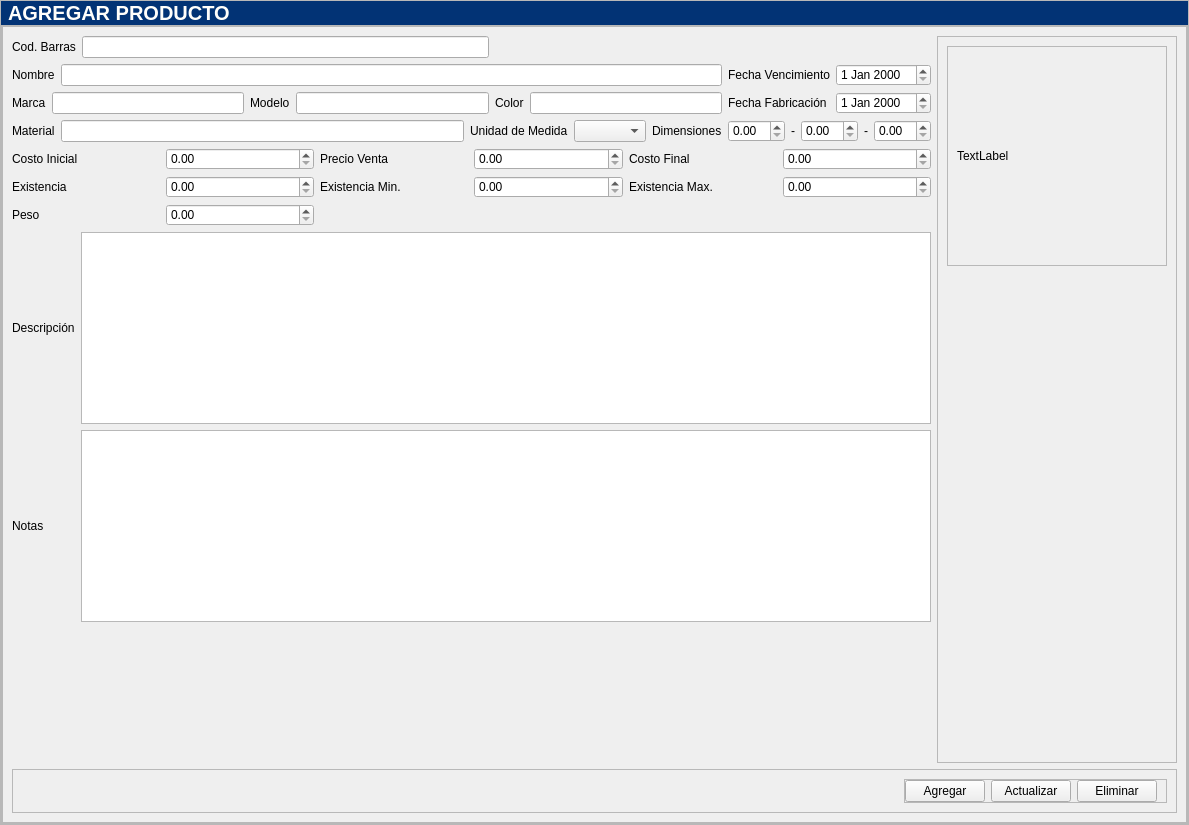
Old version of the form app/View/UserInterfaceUi/UI_AGREGARPRODUCTO.ui in the repository LAngelVp/software-punto-de-venta.
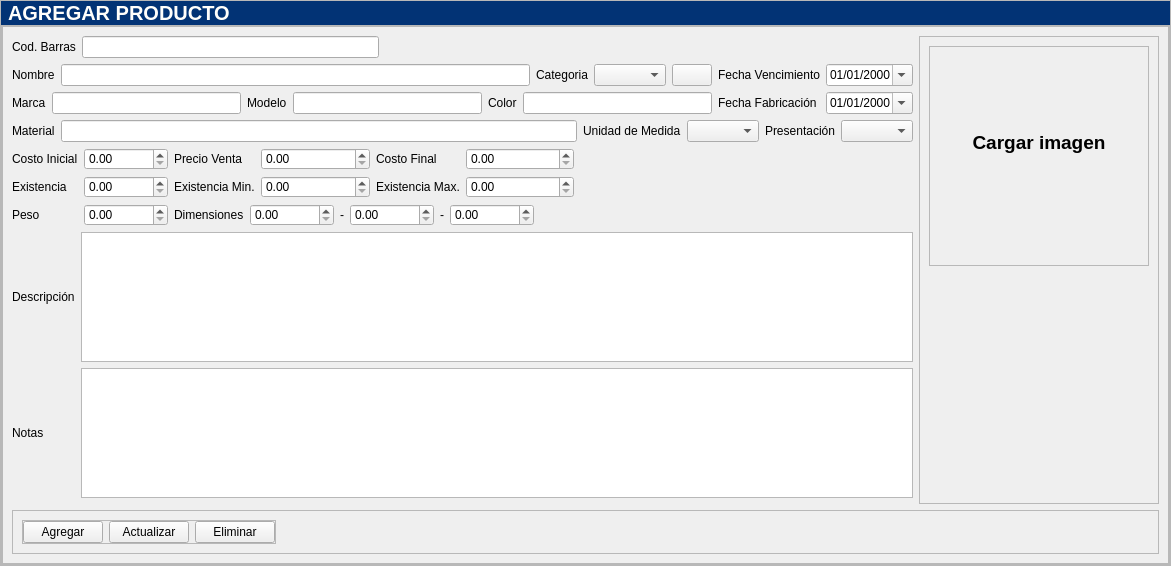
New version of the form. Icons and pictures are not drawn.

The edit to the form file:
```diff
--- a/app/View/UserInterfaceUi/UI_AGREGARPRODUCTO.ui
+++ b/app/View/UserInterfaceUi/UI_AGREGARPRODUCTO.ui
@@ -6,8 +6,8 @@
    <rect>
     <x>0</x>
     <y>0</y>
-    <width>1189</width>
-    <height>825</height>
+    <width>1171</width>
+    <height>566</height>
    </rect>
   </property>
   <property name="windowTitle">
@@ -42,7 +42,9 @@
 border-bottom:  1px solid #787878;
 border-radius: 3px;
 background: #F5F5F5;
-min-width:150px;
+min-width:100px;
+font-size: 14px;
+font-family:&quot;Arial&quot;;
 }
 [objectName*=&quot;txt&quot;]:hover{
 border-bottom:  2px solid #023375;
@@ -53,8 +55,37 @@
 [objectName*=&quot;txtlargo&quot;]{
 max-height:100px;
 }
-
-
+[objectName*=&quot;btn_btn&quot;]{
+border:none;
+font-size:14px;
+font-family:&quot;Arial&quot;;
+font-weight:bold;
+padding: 5px;
+background: #00619a;
+color: #fffefb;
+border-radius: 4px;
+}
+#btn_btn_agregar_categoria{
+padding: 3px;
+}
+[objectName*=&quot;btn_btn&quot;]:hover{
+background:#2196F3;
+}
+[objectName*=&quot;btn_btn&quot;]:pressed{
+background:#1B80D0;
+}
+#btn_btn_agregar_producto:hover{
+background:#68a67d;
+}
+#btn_btn_agregar_producto:pressed{
+background:#578B69;
+}
+#btn_btn_eliminar_producto:hover{
+background:#ee1d52;
+}
+#btn_btn_eliminar_producto:pressed{
+background:#B13636;
+}
 
 
 [objectName*=&quot;cajaOpciones&quot;]{
@@ -63,8 +94,9 @@
 borde-radius: 3px;
 padding: 2px;
 background-color: #F5F5F5;
-font-size: 12px;
-min-width:
+font-size: 14px;
+min-width: 200px;
+font-family:&quot;Arial&quot;;
 }
 [objectName*=&quot;cajaOpciones&quot;]::drop-down{
 subcontrol-origin: padding;
@@ -82,7 +114,49 @@
 padding-left:5px;
 padding-right:5px;
 }
-</string>
+[objectName*=&quot;decimal&quot;]{
+min-width:100px;
+background: #F5F5F5;
+borde:none;
+border-radius: 2px;
+border-bottom: 1px solid #787878;
+padding: 0px 2px;
+font-size: 14px;
+font-family: &quot;Arial&quot;;
+}
+[objectName*=&quot;decimal&quot;]:focus{
+border-bottom: 2px solid #023375;
+}
+
+
+[objectName*=&quot;fecha_&quot;]{
+border: none;
+border-bottom: 1px solid #3b3c3d;
+border-radius: 5px;
+padding: 2px;
+background-color: #f5f4f1;
+font-size: 14px;
+width:87px;
+}
+*[objectName*=&quot;fecha_&quot;]::drop-down{
+subcontrol-origin: padding;
+subcontrol-position: top right;
+padding-right:5px;
+width: 20%;
+border-left-width: 1px;
+borde-radius: 5px;
+background-color: #f5f4f1;
+}
+*[objectName*=&quot;fecha_&quot;]::down-arrow{
+image: url(:/Icons/Bootstrap/calendar2-date.svg);
+width: 17%;
+height: 17%;
+padding-left:5px;
+padding-right:5px;
+}
+*[objectName*=&quot;fecha_&quot;]::focus{
+border-bottom: 2px solid #00668c;
+}</string>
   </property>
   <layout class="QGridLayout" name="gridLayout">
    <property name="leftMargin">
@@ -165,12 +239,12 @@
              <rect>
               <x>0</x>
               <y>0</y>
-              <width>1183</width>
-              <height>795</height>
+              <width>1165</width>
+              <height>536</height>
              </rect>
             </property>
             <layout class="QGridLayout" name="gridLayout_8">
-             <item row="0" column="0" colspan="2">
+             <item row="0" column="0">
               <layout class="QHBoxLayout" name="horizontalLayout">
                <item>
                 <widget class="QLabel" name="etiqueta_codBarras">
@@ -224,8 +298,23 @@
                   <layout class="QGridLayout" name="gridLayout_2">
                    <item row="0" column="0">
                     <widget class="QLabel" name="etiqueta_fotoProducto">
+                     <property name="cursor">
+                      <cursorShape>PointingHandCursor</cursorShape>
+                     </property>
+                     <property name="frameShape">
+                      <enum>QFrame::NoFrame</enum>
+                     </property>
+                     <property name="frameShadow">
+                      <enum>QFrame::Plain</enum>
+                     </property>
                      <property name="text">
-                      <string>TextLabel</string>
+                      <string>&lt;html&gt;&lt;head/&gt;&lt;body&gt;&lt;p align=&quot;center&quot;&gt;&lt;span style=&quot; font-size:14pt; font-weight:600;&quot;&gt;Cargar imagen&lt;/span&gt;&lt;/p&gt;&lt;p align=&quot;center&quot;&gt;&lt;img src=&quot;:/Icons/IconosSVG/subir_imagen.png&quot; width=&quot;80&quot;, height=&quot;70&quot;/&gt;&lt;/p&gt;&lt;/body&gt;&lt;/html&gt;</string>
+                     </property>
+                     <property name="textFormat">
+                      <enum>Qt::AutoText</enum>
+                     </property>
+                     <property name="scaledContents">
+                      <bool>true</bool>
                      </property>
                     </widget>
                    </item>
@@ -260,6 +349,34 @@
                <item>
                 <widget class="QLineEdit" name="txt_nombreProducto"/>
                </item>
+               <item>
+                <layout class="QHBoxLayout" name="horizontalLayout_7">
+                 <item>
+                  <widget class="QLabel" name="etiqueta_categoriaProducto">
+                   <property name="text">
+                    <string>Categoria</string>
+                   </property>
+                  </widget>
+                 </item>
+                 <item>
+                  <widget class="QComboBox" name="cajaOpciones_categoriaProducto"/>
+                 </item>
+                 <item>
+                  <widget class="QPushButton" name="btn_btn_agregar_categoria">
+                   <property name="cursor">
+                    <cursorShape>PointingHandCursor</cursorShape>
+                   </property>
+                   <property name="text">
+                    <string/>
+                   </property>
+                   <property name="icon">
+                    <iconset resource="../../Source/iconosSVG.qrc">
+                     <normaloff>:/iconosBlancos/Icons/iconos/Blanco/agregar_blanco.svg</normaloff>:/iconosBlancos/Icons/iconos/Blanco/agregar_blanco.svg</iconset>
+                   </property>
+                  </widget>
+                 </item>
+                </layout>
+               </item>
               </layout>
              </item>
              <item row="1" column="1" rowspan="2">
@@ -272,7 +389,26 @@
                 </widget>
                </item>
                <item row="0" column="1">
-                <widget class="QDateEdit" name="fecha_vencimientoProducto"/>
+                <widget class="QDateEdit" name="fecha_vencimientoProducto">
+                 <property name="wrapping">
+                  <bool>false</bool>
+                 </property>
+                 <property name="frame">
+                  <bool>true</bool>
+                 </property>
+                 <property name="buttonSymbols">
+                  <enum>QAbstractSpinBox::UpDownArrows</enum>
+                 </property>
+                 <property name="correctionMode">
+                  <enum>QAbstractSpinBox::CorrectToPreviousValue</enum>
+                 </property>
+                 <property name="displayFormat">
+                  <string>dd/MM/yyyy</string>
+                 </property>
+                 <property name="calendarPopup">
+                  <bool>true</bool>
+                 </property>
+                </widget>
                </item>
                <item row="1" column="0">
                 <widget class="QLabel" name="etiqueta_fechaFabricacion">
@@ -282,7 +418,14 @@
                 </widget>
                </item>
                <item row="1" column="1">
-                <widget class="QDateEdit" name="fecha_fabricacionProducto"/>
+                <widget class="QDateEdit" name="fecha_fabricacionProducto">
+                 <property name="displayFormat">
+                  <string>dd/MM/yyyy</string>
+                 </property>
+                 <property name="calendarPopup">
+                  <bool>true</bool>
+                 </property>
+                </widget>
                </item>
               </layout>
              </item>
@@ -347,115 +490,14 @@
                 </widget>
                </item>
                <item>
-                <layout class="QHBoxLayout" name="horizontalLayout_4">
-                 <item>
-                  <widget class="QLabel" name="etiqueta_dimensiones">
-                   <property name="text">
-                    <string>Dimensiones</string>
-                   </property>
-                  </widget>
-                 </item>
-                 <item>
-                  <widget class="QDoubleSpinBox" name="decimal_largoDimensiones"/>
-                 </item>
-                 <item>
-                  <widget class="QLabel" name="etiqueta_espacioDimensiones">
-                   <property name="text">
-                    <string>-</string>
-                   </property>
-                  </widget>
-                 </item>
-                 <item>
-                  <widget class="QDoubleSpinBox" name="decimal_altoDimensiones"/>
-                 </item>
-                 <item>
-                  <widget class="QLabel" name="etiqueta_espacioDimensiones_2">
-                   <property name="text">
-                    <string>-</string>
-                   </property>
-                  </widget>
-                 </item>
-                 <item>
-                  <widget class="QDoubleSpinBox" name="decimal_anchoDimensiones"/>
-                 </item>
-                </layout>
-               </item>
-              </layout>
-             </item>
-             <item row="4" column="0" colspan="2">
-              <layout class="QGridLayout" name="gridLayout_5" columnstretch="0,0,0,0,0,0">
-               <property name="sizeConstraint">
-                <enum>QLayout::SetMinimumSize</enum>
-               </property>
-               <item row="0" column="0">
-                <widget class="QLabel" name="etiqueta_costoInicialProducto">
+                <widget class="QLabel" name="etiqueta_presentacionProducto">
                  <property name="text">
-                  <string>Costo Inicial</string>
+                  <string>Presentación</string>
                  </property>
                 </widget>
                </item>
-               <item row="0" column="1">
-                <widget class="QDoubleSpinBox" name="decimal_costoInicialProducto"/>
-               </item>
-               <item row="0" column="2">
-                <widget class="QLabel" name="etiqueta_precioVentaProducto">
-                 <property name="text">
-                  <string>Precio Venta</string>
-                 </property>
-                </widget>
-               </item>
-               <item row="0" column="3">
-                <widget class="QDoubleSpinBox" name="decimal_percioVentaProducto"/>
-               </item>
-               <item row="0" column="4">
-                <widget class="QLabel" name="etiqueta_costoFinalProducto">
-                 <property name="text">
-                  <string>Costo Final</string>
-                 </property>
-                </widget>
-               </item>
-               <item row="0" column="5">
-                <widget class="QDoubleSpinBox" name="decimal_costoFinalProducto"/>
-               </item>
-               <item row="1" column="0">
-                <widget class="QLabel" name="etiqueta_existenciaProducto">
-                 <property name="text">
-                  <string>Existencia</string>
-                 </property>
-                </widget>
-               </item>
-               <item row="1" column="1">
-                <widget class="QDoubleSpinBox" name="decimal_existenciaProducto"/>
-               </item>
-               <item row="1" column="2">
-                <widget class="QLabel" name="etiqueta_existenciaMinProducto">
-                 <property name="text">
-                  <string>Existencia Min.</string>
-                 </property>
-                </widget>
-               </item>
-               <item row="1" column="3">
-                <widget class="QDoubleSpinBox" name="decimal_existenciaMinProducto"/>
-               </item>
-               <item row="1" column="4">
-                <widget class="QLabel" name="etiqueta_existenciaMaxProducto">
-                 <property name="text">
-                  <string>Existencia Max.</string>
-                 </property>
-                </widget>
-               </item>
-               <item row="1" column="5">
-                <widget class="QDoubleSpinBox" name="decimal_existenciaMaxProducto"/>
-               </item>
-               <item row="2" column="0">
-                <widget class="QLabel" name="etiqueta_pesoProducto">
-                 <property name="text">
-                  <string>Peso</string>
-                 </property>
-                </widget>
-               </item>
-               <item row="2" column="1">
-                <widget class="QDoubleSpinBox" name="decimal_pesoProducto"/>
+               <item>
+                <widget class="QComboBox" name="cajaOpciones_presentacionProducto"/>
                </item>
               </layout>
              </item>
@@ -481,8 +523,8 @@
                 <enum>QFrame::Raised</enum>
                </property>
                <layout class="QGridLayout" name="gridLayout_7">
-                <item row="0" column="0" alignment="Qt::AlignRight">
-                 <widget class="QFrame" name="frame_2">
+                <item row="0" column="0" alignment="Qt::AlignLeft">
+                 <widget class="QFrame" name="contenedor_botones">
                   <property name="frameShape">
                    <enum>QFrame::StyledPanel</enum>
                   </property>
@@ -496,6 +538,9 @@
                    <property name="topMargin">
                     <number>0</number>
                    </property>
+                   <property name="rightMargin">
+                    <number>0</number>
+                   </property>
                    <property name="bottomMargin">
                     <number>0</number>
                    </property>
@@ -526,6 +571,213 @@
                </layout>
               </widget>
              </item>
+             <item row="4" column="0" colspan="2">
+              <layout class="QGridLayout" name="gridLayout_5" columnstretch="0,0,0,0,0,0,0">
+               <property name="sizeConstraint">
+                <enum>QLayout::SetMinimumSize</enum>
+               </property>
+               <item row="1" column="1">
+                <widget class="QDoubleSpinBox" name="decimal_existenciaProducto">
+                 <property name="maximum">
+                  <double>10000000000.000000000000000</double>
+                 </property>
+                </widget>
+               </item>
+               <item row="1" column="3">
+                <widget class="QDoubleSpinBox" name="decimal_existenciaMinProducto">
+                 <property name="maximum">
+                  <double>10000000000.000000000000000</double>
+                 </property>
+                </widget>
+               </item>
+               <item row="2" column="0">
+                <widget class="QLabel" name="etiqueta_pesoProducto">
+                 <property name="text">
+                  <string>Peso</string>
+                 </property>
+                </widget>
+               </item>
+               <item row="2" column="2" colspan="4">
+                <layout class="QHBoxLayout" name="horizontalLayout_4">
+                 <item>
+                  <widget class="QLabel" name="etiqueta_dimensiones">
+                   <property name="text">
+                    <string>Dimensiones</string>
+                   </property>
+                  </widget>
+                 </item>
+                 <item>
+                  <widget class="QDoubleSpinBox" name="decimal_largoDimensiones">
+                   <property name="maximum">
+                    <double>10000000000.000000000000000</double>
+                   </property>
+                  </widget>
+                 </item>
+                 <item>
+                  <widget class="QLabel" name="etiqueta_espacioDimensiones">
+                   <property name="text">
+                    <string>-</string>
+                   </property>
+                  </widget>
+                 </item>
+                 <item>
+                  <widget class="QDoubleSpinBox" name="decimal_altoDimensiones">
+                   <property name="maximum">
+                    <double>10000000000.000000000000000</double>
+                   </property>
+                  </widget>
+                 </item>
+                 <item>
+                  <widget class="QLabel" name="etiqueta_espacioDimensiones_2">
+                   <property name="text">
+                    <string>-</string>
+                   </property>
+                  </widget>
+                 </item>
+                 <item>
+                  <widget class="QDoubleSpinBox" name="decimal_anchoDimensiones">
+                   <property name="maximum">
+                    <double>10000000000.000000000000000</double>
+                   </property>
+                  </widget>
+                 </item>
+                 <item>
+                  <spacer name="horizontalSpacer_2">
+                   <property name="orientation">
+                    <enum>Qt::Horizontal</enum>
+                   </property>
+                   <property name="sizeHint" stdset="0">
+                    <size>
+                     <width>40</width>
+                     <height>20</height>
+                    </size>
+                   </property>
+                  </spacer>
+                 </item>
+                </layout>
+               </item>
+               <item row="0" column="4">
+                <widget class="QLabel" name="etiqueta_costoFinalProducto">
+                 <property name="sizePolicy">
+                  <sizepolicy hsizetype="Fixed" vsizetype="Preferred">
+                   <horstretch>0</horstretch>
+                   <verstretch>0</verstretch>
+                  </sizepolicy>
+                 </property>
+                 <property name="text">
+                  <string>Costo Final</string>
+                 </property>
+                </widget>
+               </item>
+               <item row="0" column="3">
+                <widget class="QDoubleSpinBox" name="decimal_percioVentaProducto">
+                 <property name="maximum">
+                  <double>10000000000.000000000000000</double>
+                 </property>
+                </widget>
+               </item>
+               <item row="1" column="2">
+                <widget class="QLabel" name="etiqueta_existenciaMinProducto">
+                 <property name="text">
+                  <string>Existencia Min.</string>
+                 </property>
+                </widget>
+               </item>
+               <item row="1" column="5">
+                <widget class="QDoubleSpinBox" name="decimal_existenciaMaxProducto">
+                 <property name="maximum">
+                  <double>10000000000.000000000000000</double>
+                 </property>
+                </widget>
+               </item>
+               <item row="0" column="2">
+                <widget class="QLabel" name="etiqueta_precioVentaProducto">
+                 <property name="sizePolicy">
+                  <sizepolicy hsizetype="Fixed" vsizetype="Preferred">
+                   <horstretch>0</horstretch>
+                   <verstretch>0</verstretch>
+                  </sizepolicy>
+                 </property>
+                 <property name="text">
+                  <string>Precio Venta</string>
+                 </property>
+                </widget>
+               </item>
+               <item row="0" column="1">
+                <widget class="QDoubleSpinBox" name="decimal_costoInicialProducto">
+                 <property name="sizePolicy">
+                  <sizepolicy hsizetype="Preferred" vsizetype="Fixed">
+                   <horstretch>0</horstretch>
+                   <verstretch>0</verstretch>
+                  </sizepolicy>
+                 </property>
+                 <property name="maximum">
+                  <double>10000000000.000000000000000</double>
+                 </property>
+                </widget>
+               </item>
+               <item row="1" column="0">
+                <widget class="QLabel" name="etiqueta_existenciaProducto">
+                 <property name="text">
+                  <string>Existencia</string>
+                 </property>
+                </widget>
+               </item>
+               <item row="1" column="4">
+                <widget class="QLabel" name="etiqueta_existenciaMaxProducto">
+                 <property name="autoFillBackground">
+                  <bool>false</bool>
+                 </property>
+                 <property name="text">
+                  <string>Existencia Max.</string>
+                 </property>
+                 <property name="scaledContents">
+                  <bool>false</bool>
+                 </property>
+                </widget>
+               </item>
+               <item row="0" column="0">
+                <widget class="QLabel" name="etiqueta_costoInicialProducto">
+                 <property name="sizePolicy">
+                  <sizepolicy hsizetype="Fixed" vsizetype="Preferred">
+                   <horstretch>0</horstretch>
+                   <verstretch>0</verstretch>
+                  </sizepolicy>
+                 </property>
+                 <property name="text">
+                  <string>Costo Inicial</string>
+                 </property>
+                </widget>
+               </item>
+               <item row="0" column="5">
+                <widget class="QDoubleSpinBox" name="decimal_costoFinalProducto">
+                 <property name="maximum">
+                  <double>10000000000.000000000000000</double>
+                 </property>
+                </widget>
+               </item>
+               <item row="2" column="1">
+                <widget class="QDoubleSpinBox" name="decimal_pesoProducto">
+                 <property name="maximum">
+                  <double>10000000000.000000000000000</double>
+                 </property>
+                </widget>
+               </item>
+               <item row="0" column="6">
+                <spacer name="horizontalSpacer_3">
+                 <property name="orientation">
+                  <enum>Qt::Horizontal</enum>
+                 </property>
+                 <property name="sizeHint" stdset="0">
+                  <size>
+                   <width>40</width>
+                   <height>20</height>
+                  </size>
+                 </property>
+                </spacer>
+               </item>
+              </layout>
+             </item>
              <item row="5" column="0" colspan="2">
               <layout class="QGridLayout" name="gridLayout_6">
                <item row="0" column="0">
```
Left out of the diff: 16 changed lines with no effect on the pictures.
